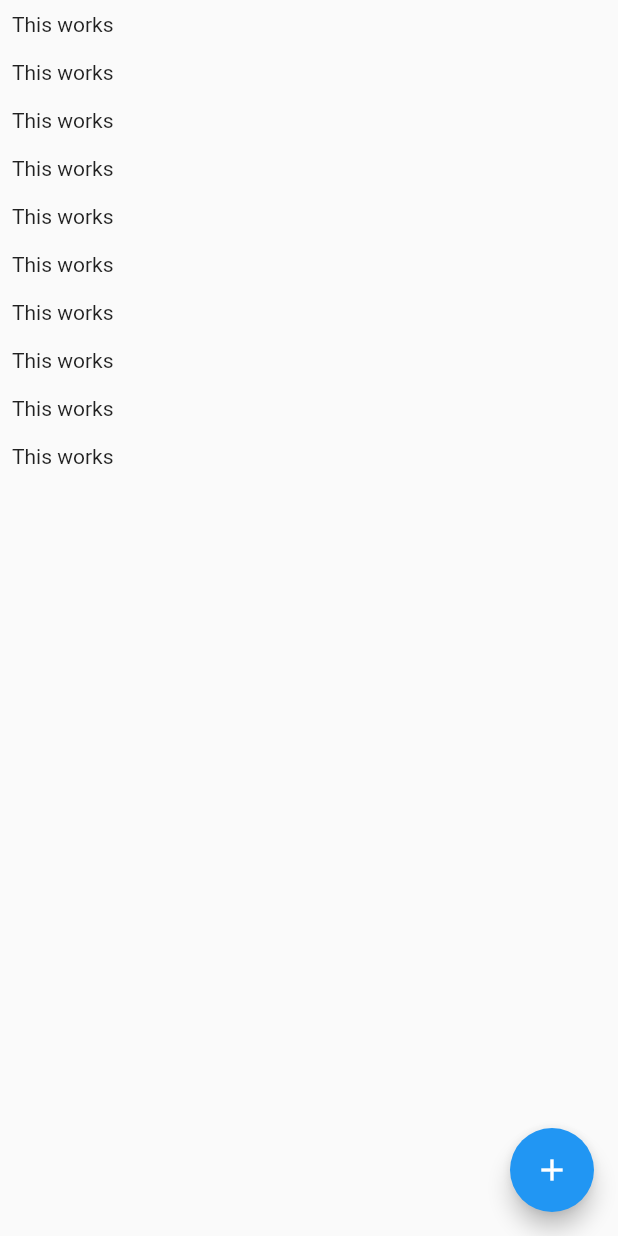
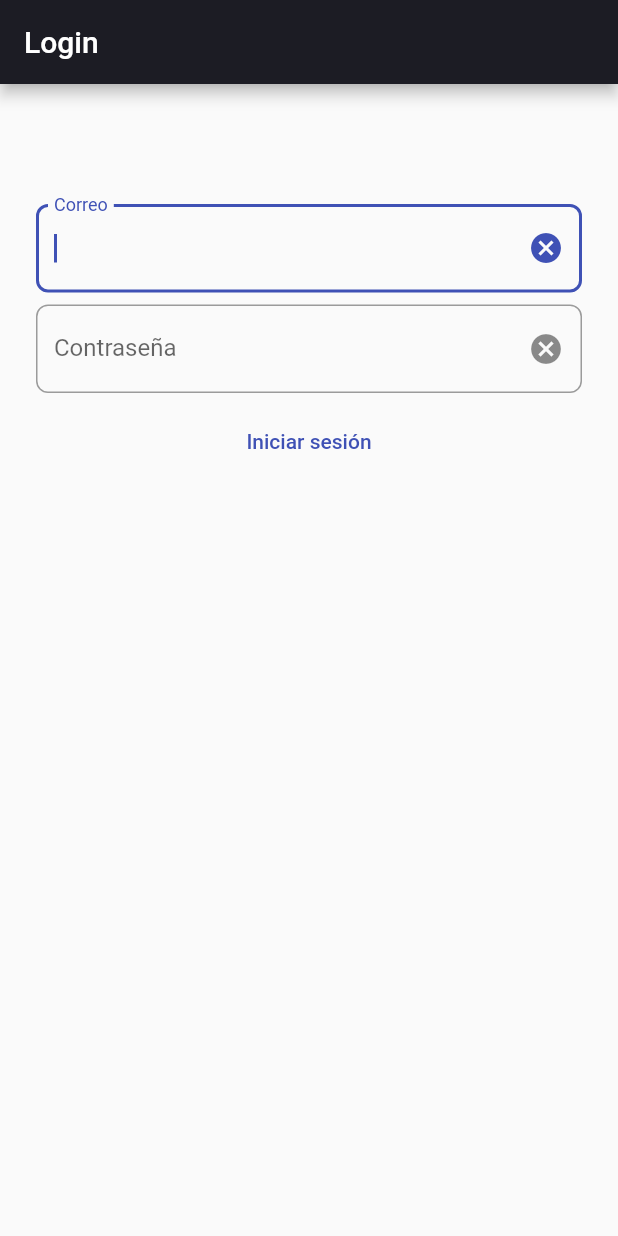
Before and after one commit to jacobocvs/chatappexample, a Flutter app: the screen it shows after launch, on a phone screen of 412 x 824 dp. Run offline on Flutter 3.47's test engine with Material 2 defaults, Android fonts, the phone set to English and light mode, and no system bars; our stand-ins replace cloud_firestore, firebase_auth, firebase_core; accounts and stored records are empty.

```diff
--- a/lib/main.dart
+++ b/lib/main.dart
@@ -1,6 +1,7 @@
 import 'package:chatappexample/screens/chat_screen.dart';
 import 'package:firebase_core/firebase_core.dart';
 import 'package:flutter/material.dart';
+import './screens/auth_screen.dart';
 
 void main() async{
   WidgetsFlutterBinding.ensureInitialized();
@@ -16,9 +17,13 @@ class MyApp extends StatelessWidget {
     return MaterialApp(
       title: 'SmartCop',
       theme: ThemeData(
-        primarySwatch: Colors.blue,
+        primarySwatch: Colors.indigo,
+        primaryColor: const Color.fromRGBO(28, 28, 36, 1),
+        buttonTheme: ButtonTheme.of(context).copyWith(
+          shape: RoundedRectangleBorder(borderRadius: BorderRadius.circular(20))
+        )
       ),
-      home: const ChatScreen(),
+      home: AuthScreen(),
     );
   }
 }
--- a/lib/screens/auth_screen.dart
+++ b/lib/screens/auth_screen.dart
@@ -0,0 +1,146 @@
+import 'package:flutter/material.dart';
+import 'package:firebase_auth/firebase_auth.dart';
+import 'package:flutter/services.dart';
+import './chat_screen.dart';
+
+class AuthScreen extends StatefulWidget {
+  const AuthScreen({super.key});
+
+  @override
+  State<AuthScreen> createState() => _AuthScreenState();
+}
+
+class _AuthScreenState extends State<AuthScreen> {
+  FocusNode? _focusNode;
+  bool _loggingIn = false;
+  TextEditingController? _passwordController;
+  TextEditingController? _usernameController;
+
+  @override
+  void initState() {
+    super.initState();
+    _focusNode = FocusNode();
+    _passwordController = TextEditingController(text: '');
+    _usernameController = TextEditingController(text: '');
+  }
+
+  @override
+  void dispose() {
+    _focusNode?.dispose();
+    _passwordController?.dispose();
+    _usernameController?.dispose();
+    super.dispose();
+  }
+
+  @override
+  Widget build(BuildContext context) => Scaffold(
+    appBar: AppBar(
+      backgroundColor: Theme.of(context).primaryColor,
+      title: const Text('Login'),
+    ),
+    body: SingleChildScrollView(
+      child: Container(
+        padding: const EdgeInsets.only(top: 80, left: 24, right: 24),
+        child: Column(
+          children: [
+            TextField(
+              autocorrect: false,
+              autofillHints: _loggingIn ? null : [AutofillHints.email],
+              autofocus: true,
+              controller: _usernameController,
+              decoration: InputDecoration(
+                border: const OutlineInputBorder(
+                  borderRadius: BorderRadius.all(
+                    Radius.circular(8),
+                  ),
+                ),
+                labelText: 'Correo',
+                suffixIcon: IconButton(
+                  icon: const Icon(Icons.cancel),
+                  onPressed: () => _usernameController?.clear(),
+                ),
+              ),
+              keyboardType: TextInputType.emailAddress,
+              onEditingComplete: () {
+                _focusNode?.requestFocus();
+              },
+              readOnly: _loggingIn,
+              textCapitalization: TextCapitalization.none,
+              textInputAction: TextInputAction.next,
+            ),
+            Container(
+              margin: const EdgeInsets.symmetric(vertical: 8),
+              child: TextField(
+                autocorrect: false,
+                autofillHints: _loggingIn ? null : [AutofillHints.password],
+                controller: _passwordController,
+                decoration: InputDecoration(
+                  border: const OutlineInputBorder(
+                    borderRadius: BorderRadius.all(
+                      Radius.circular(8),
+                    ),
+                  ),
+                  labelText: 'Contraseña',
+                  suffixIcon: IconButton(
+                    icon: const Icon(Icons.cancel),
+                    onPressed: () => _passwordController?.clear(),
+                  ),
+                ),
+                focusNode: _focusNode,
+                keyboardType: TextInputType.emailAddress,
+                obscureText: true,
+                onEditingComplete: _login,
+                textCapitalization: TextCapitalization.none,
+                textInputAction: TextInputAction.done,
+              ),
+            ),
+            TextButton(
+              onPressed: _login,
+              child: const Text('Iniciar sesión'),
+            ),
+          ],
+        ),
+      ),
+    ),
+  );
+
+  void _login() async {
+    setState(() {
+      _loggingIn = true;
+    });
+
+    try {
+      await FirebaseAuth.instance.signInWithEmailAndPassword(
+        email: _usernameController!.text,
+        password: _passwordController!.text,
+      );
+      if (!mounted) return;
+      Navigator.of(context)
+          .push(MaterialPageRoute(builder: (context) => ChatScreen()));
+      _usernameController?.clear();
+      _passwordController?.clear();
+    } catch (e) {
+      setState(() {
+        _loggingIn = false;
+      });
+
+      await showDialog(
+        context: context,
+        builder: (context) => AlertDialog(
+          actions: [
+            TextButton(
+              onPressed: () {
+                Navigator.of(context).pop();
+              },
+              child: const Text('OK'),
+            ),
+          ],
+          content: Text(
+            e.toString(),
+          ),
+          title: const Text('Error'),
+        ),
+      );
+    }
+  }
+}
--- a/lib/screens/chat_screen.dart
+++ b/lib/screens/chat_screen.dart
@@ -1,30 +1,25 @@
+import 'package:chatappexample/widgets/chat/messages.dart';
+import 'package:chatappexample/widgets/chat/new_message.dart';
 import 'package:flutter/material.dart';
 import 'package:cloud_firestore/cloud_firestore.dart';
 
 class ChatScreen extends StatelessWidget {
-  const ChatScreen({Key? key}) : super(key: key);
+  final collection = FirebaseFirestore.instance.collection('messages');
+
+  ChatScreen({Key? key}) : super(key: key);
 
   @override
   Widget build(BuildContext context) {
     return Scaffold(
-      body: ListView.builder(
-          itemCount: 10,
-          itemBuilder: (ctx, index) => Container(
-                padding: EdgeInsets.all(8),
-                child: Text('This works'),
-              )),
-      floatingActionButton: FloatingActionButton(
-        child: Icon(Icons.add),
-        onPressed: () {
-          FirebaseFirestore.instance
-              .collection('fSmeMzpoBjA8Ff8YxNe2')
-              .snapshots()
-              .listen((event) {
-            event.docs.forEach((element) {
-              print(element['text']);
-            });
-          });
-        },
+      body: Container(
+        child: Column(
+          children: <Widget>[
+            Expanded(
+              child: Messages(),
+            ),
+            NewMessage(),
+          ],
+        ),
       ),
     );
   }
--- a/pubspec.yaml
+++ b/pubspec.yaml
@@ -38,6 +38,7 @@ dependencies:
   cloud_firestore: ^3.4.9
   flutterfire_cli: ^0.2.6
   firebase_core: ^1.23.0
+  firebase_auth: ^3.3.20
 
 dev_dependencies:
   flutter_test:
```
Also changed, not shown: lib/widgets/chat/message_bubble.dart (added, +30 -0 lines), lib/widgets/chat/messages.dart (added, +26 -0 lines), lib/widgets/chat/new_message.dart (added, +50 -0 lines), pubspec.lock, 1 other file.
